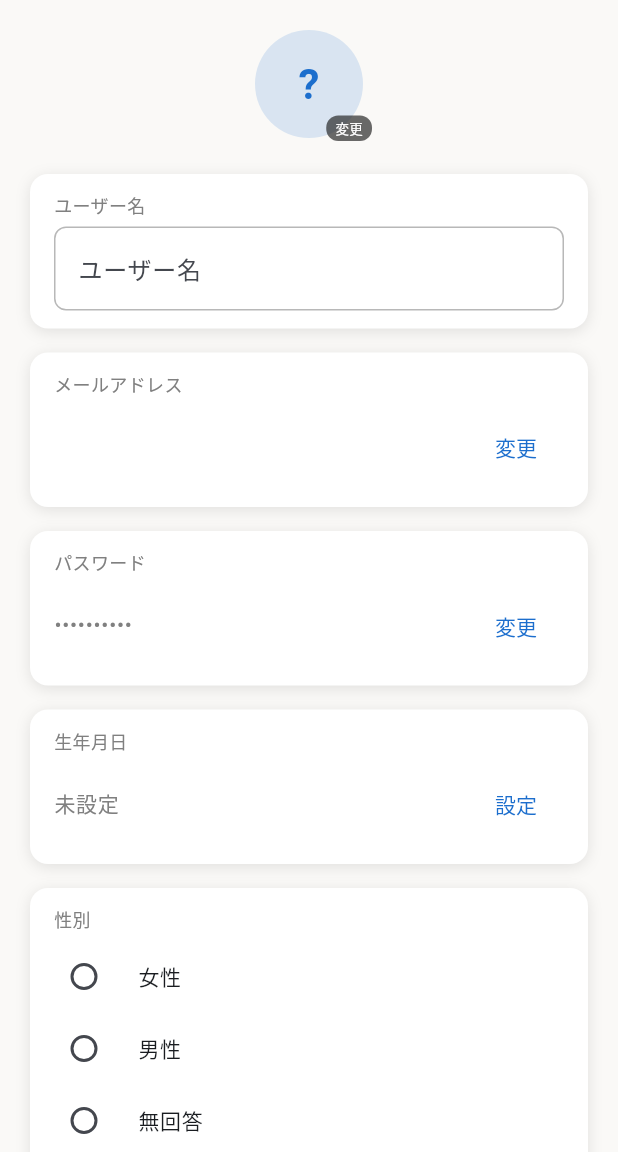
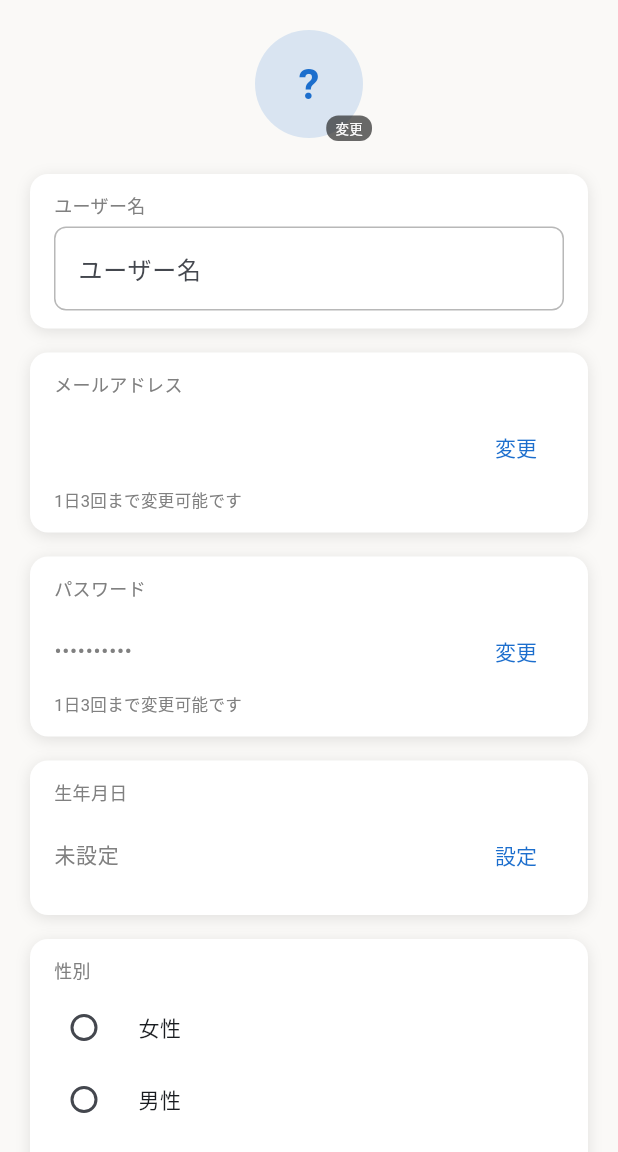
Before and after one commit to erablea/alamode_app, a Flutter app: the MyPageScreen screen opened directly, on a phone screen of 412 x 824 dp, the part 84-1236 px from its top. Run offline on Flutter 3.47's test engine with Material 3 defaults, Android fonts, the phone set to English and light mode, and no system bars; our stand-ins replace cached_network_image, image_picker, shared_preferences, supabase_flutter, syncfusion_flutter_datepicker; accounts and stored records are empty; Roboto replaces fonts that are missing (ZenMaruGothic); project files that could hold a hidden picture were left out.

Commit message:
マイページ注意書き追加・ログインポップアップにイラストスペース
- マイページ: メール・パスワード変更欄に「1日3回まで変更可能です」を小さく表示
- ログインポップアップ: ボタン上部にothers.png（暫定）を表示するスペースを追加

```diff
--- a/lib/view/user.dart
+++ b/lib/view/user.dart
@@ -2906,20 +2906,32 @@ class _MyPageScreenState extends State<MyPageScreen> {
                   // Email
                   _buildSection(
                     title: 'メールアドレス',
-                    child: ListTile(
+                    child: Column(
+                      crossAxisAlignment: CrossAxisAlignment.start,
+                      children: [
+                        ListTile(
                           contentPadding: EdgeInsets.zero,
                           title: Text(_email ?? '', style: const TextStyle(fontSize: 14, color: AppColors.blackDark)),
                           trailing: TextButton(onPressed: _changeEmail, child: Text('変更', style: TextStyle(color: primary))),
+                        ),
+                        const Text('1日3回まで変更可能です', style: TextStyle(fontSize: 11, color: AppColors.blackLight)),
+                      ],
                     ),
                   ),
                   const SizedBox(height: 16),
                   // Password
                   _buildSection(
                     title: 'パスワード',
-                    child: ListTile(
+                    child: Column(
+                      crossAxisAlignment: CrossAxisAlignment.start,
+                      children: [
+                        ListTile(
                           contentPadding: EdgeInsets.zero,
                           title: const Text('••••••••••', style: TextStyle(fontSize: 14, color: AppColors.blackLight)),
                           trailing: TextButton(onPressed: _changePassword, child: Text('変更', style: TextStyle(color: primary))),
+                        ),
+                        const Text('1日3回まで変更可能です', style: TextStyle(fontSize: 11, color: AppColors.blackLight)),
+                      ],
                     ),
                   ),
                   const SizedBox(height: 16),
```
Also changed, not shown: lib/view/auth.dart (+8 -0 lines). Lines whose indentation alone changed are shown as unchanged.
